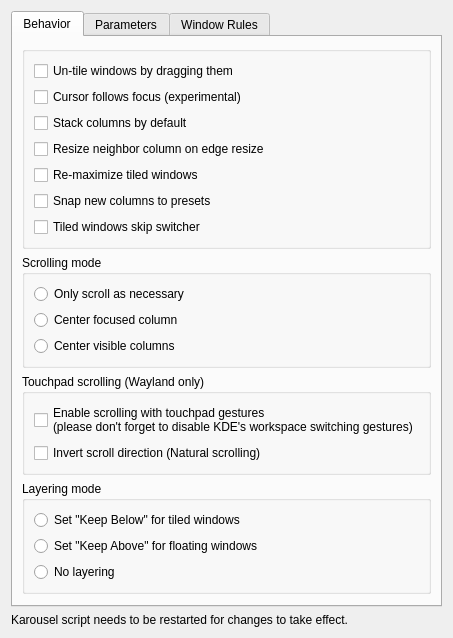
The window that package/contents/ui/config.ui (lucasobx/karousel) describes before a commit, drawn with Qt 5.
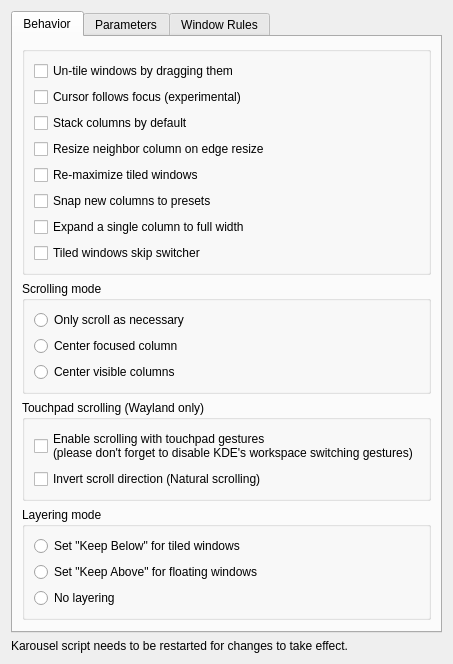
The same window after the commit.

Commit message: expand single column to full width

```diff
--- a/package/contents/ui/config.ui
+++ b/package/contents/ui/config.ui
@@ -79,6 +79,16 @@
                                                 </property>
                                             </widget>
                                         </item>
+                                        <item>
+                                            <widget class="QCheckBox" name="kcfg_expandSingleColumn">
+                                                <property name="text">
+                                                    <string>Expand a single column to full width</string>
+                                                </property>
+                                                <property name="toolTip">
+                                                    <string>While a column is the only one on its desktop, it fills the screen. It goes back to its own width as soon as another column opens.</string>
+                                                </property>
+                                            </widget>
+                                        </item>
                                         <item>
                                             <widget class="QCheckBox" name="kcfg_skipSwitcher">
                                                 <property name="text">
```
The commit also changes 7 other files.
